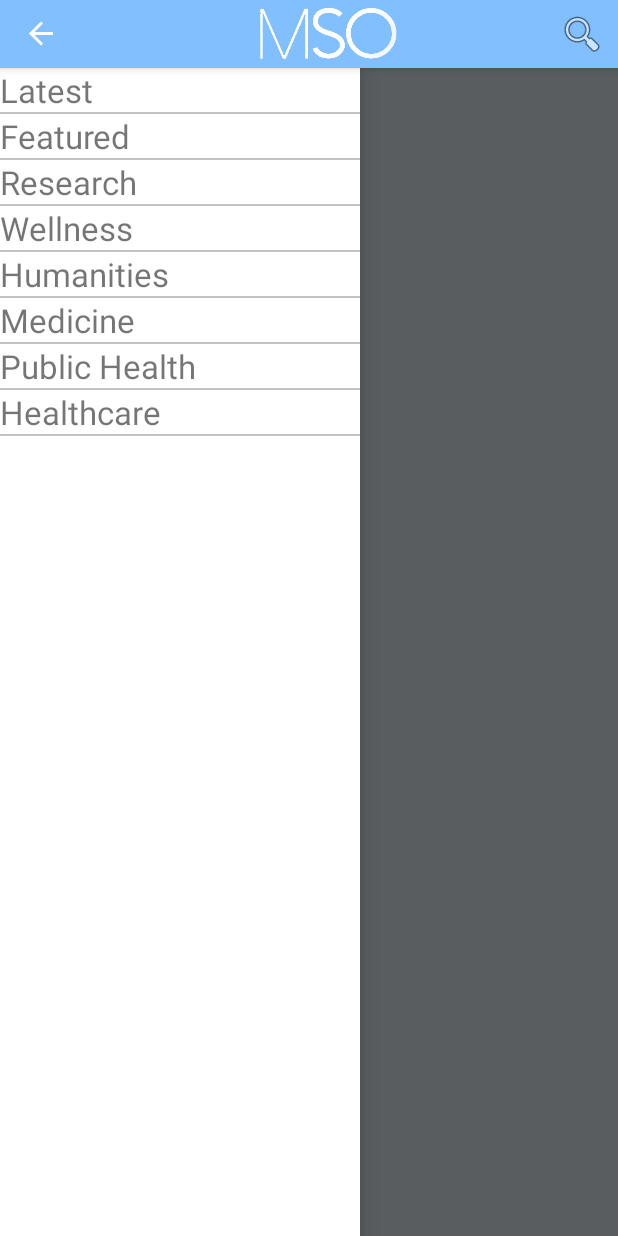
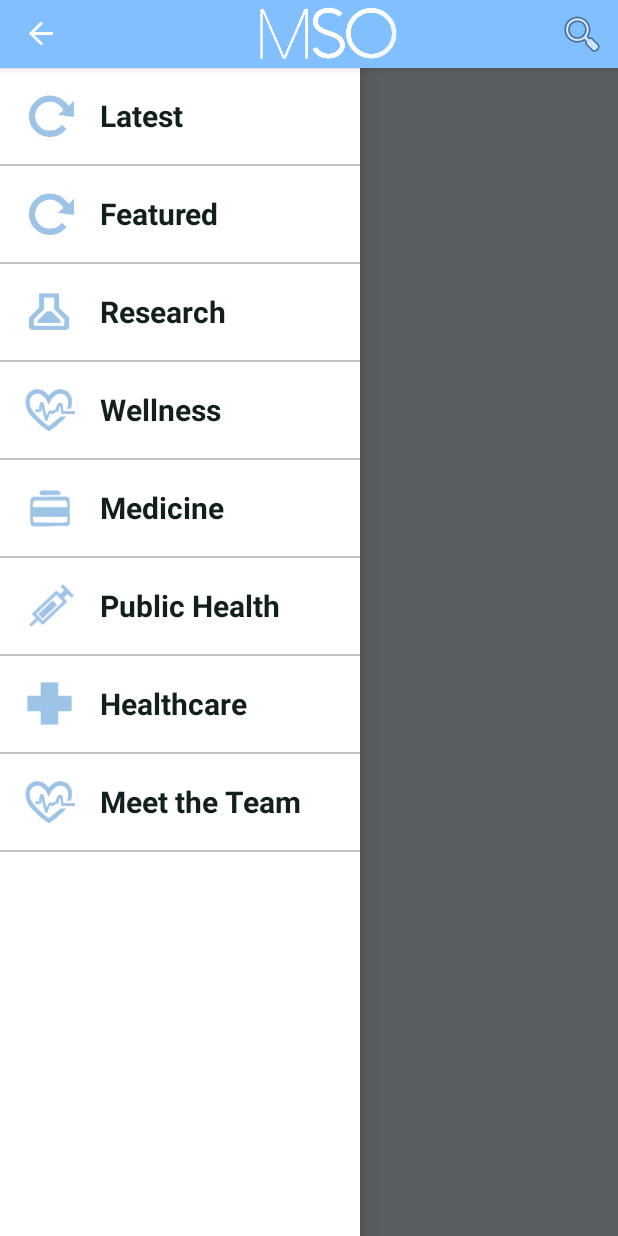
Before and after one commit to Fire3galaxy/Morning-Sign-Out, an Android app: the screen it shows after launch (CategoryActivity), with the side drawer open, on a phone screen of 412 x 824 dp. Run offline under Robolectric (Android 15) with nearby library versions, the phone set to English and light mode, and no system bars; 1 statement that could not run was skipped.

Commit message:
Working on swipe menu, added a splash screen, need better pictures/icons

```diff
--- a/Morning-Sign-Out/app/src/main/java/app/morningsignout/com/morningsignoff/CategoryActivity.java
+++ b/Morning-Sign-Out/app/src/main/java/app/morningsignout/com/morningsignoff/CategoryActivity.java
@@ -19,6 +19,9 @@ import android.widget.ArrayAdapter;
 import android.widget.ImageButton;
 import android.widget.ListView;
 import android.widget.Toast;
+import android.content.res.TypedArray;
+
+import java.util.ArrayList;
 
 // Category page activity
 public class CategoryActivity extends ActionBarActivity {
@@ -31,6 +34,10 @@ public class CategoryActivity extends ActionBarActivity {
     private String[] categories_urls,   // category strings for url usage
             categories_titles;          // ... for Title usage
     private int position;               // position in category array
+
+    private TypedArray navMenuIcons;
+    private ArrayList<NavDrawerItem> navDrawerItems;
+    private NavDrawerListAdapter adapter;
 
     private class DrawerItemClickListener implements ListView.OnItemClickListener {
         @Override
@@ -57,13 +64,39 @@ public class CategoryActivity extends ActionBarActivity {
 
 
 
-        // For DrawerLayout (no fragment)
+//        // For DrawerLayout (no fragment)
+//        mDrawerList = (ListView) findViewById(R.id.listView_slide);
+//        ArrayAdapter<String> mAdapter = new ArrayAdapter<String>(this,
+//                R.layout.list_items_slide,
+//                categories_titles);
+//
+//        mDrawerList.setAdapter(mAdapter); // Set up adapter for listview
+//        mDrawerList.setOnItemClickListener(new DrawerItemClickListener());
+
+
+        // nav drawer icons from resources
+        navMenuIcons = getResources()
+                .obtainTypedArray(R.array.categories_icons);
+
+        mDrawerLayout = (DrawerLayout) findViewById(R.id.drawer_layout);
         mDrawerList = (ListView) findViewById(R.id.listView_slide);
-        ArrayAdapter<String> mAdapter = new ArrayAdapter<String>(this,
-                R.layout.list_items_slide,
-                categories_titles);
 
-        mDrawerList.setAdapter(mAdapter); // Set up adapter for listview
+        navDrawerItems = new ArrayList<NavDrawerItem>();
+
+        // adding nav drawer items to array
+        navDrawerItems.add(new NavDrawerItem(categories_titles[0], navMenuIcons.getResourceId(0, -1)));
+        navDrawerItems.add(new NavDrawerItem(categories_titles[1], navMenuIcons.getResourceId(1, -1)));
+        navDrawerItems.add(new NavDrawerItem(categories_titles[2], navMenuIcons.getResourceId(2, -1)));
+        navDrawerItems.add(new NavDrawerItem(categories_titles[3], navMenuIcons.getResourceId(3, -1)));
+        navDrawerItems.add(new NavDrawerItem(categories_titles[4], navMenuIcons.getResourceId(4, -1)));
+        navDrawerItems.add(new NavDrawerItem(categories_titles[5], navMenuIcons.getResourceId(5, -1)));
+        navDrawerItems.add(new NavDrawerItem(categories_titles[6], navMenuIcons.getResourceId(6, -1)));
+        navDrawerItems.add(new NavDrawerItem(categories_titles[7], navMenuIcons.getResourceId(7, -1)));
+
+        navMenuIcons.recycle();
+        adapter = new NavDrawerListAdapter(getApplicationContext(),
+                navDrawerItems);
+        mDrawerList.setAdapter(adapter);
         mDrawerList.setOnItemClickListener(new DrawerItemClickListener());
 
         // Change up button of actionbar to 3 horizontal bars for slide
@@ -93,6 +126,15 @@ public class CategoryActivity extends ActionBarActivity {
         getSupportActionBar().setDisplayShowTitleEnabled(false);
 
         ImageButton ib = (ImageButton) getLayoutInflater().inflate(R.layout.title_main, null);
+        ib.setOnClickListener(new View.OnClickListener() {
+            @Override
+            public void onClick(View v) {
+                Intent categoryPageIntent = new Intent(getApplicationContext(), CategoryActivity.class);
+                categoryPageIntent.putExtra(Intent.EXTRA_TITLE, 0);
+                finish();
+                startActivity(categoryPageIntent);
+            }
+        });
         ActionBar.LayoutParams params = new ActionBar.LayoutParams(Gravity.CENTER);
         this.getSupportActionBar().setCustomView(ib, params);
 
--- /dev/null
+++ b/Morning-Sign-Out/app/src/main/java/app/morningsignout/com/morningsignoff/NavDrawerItem.java
@@ -0,0 +1,49 @@
+package app.morningsignout.com.morningsignoff;
+
+/**
+ * Created by liukwarm on 9/20/15.
+ */
+public class NavDrawerItem {
+
+    private String title;
+    private int icon;
+    // boolean to set visiblity of the counter
+    private boolean isCounterVisible = false;
+
+    public NavDrawerItem(){}
+
+    public NavDrawerItem(String title, int icon){
+        this.title = title;
+        this.icon = icon;
+    }
+
+    public NavDrawerItem(String title, int icon, boolean isCounterVisible){
+        this.title = title;
+        this.icon = icon;
+        this.isCounterVisible = isCounterVisible;
+    }
+
+    public String getTitle(){
+        return this.title;
+    }
+
+    public int getIcon(){
+        return this.icon;
+    }
+
+    public boolean getCounterVisibility(){
+        return this.isCounterVisible;
+    }
+
+    public void setTitle(String title){
+        this.title = title;
+    }
+
+    public void setIcon(int icon){
+        this.icon = icon;
+    }
+
+    public void setCounterVisibility(boolean isCounterVisible){
+        this.isCounterVisible = isCounterVisible;
+    }
+}
--- /dev/null
+++ b/Morning-Sign-Out/app/src/main/java/app/morningsignout/com/morningsignoff/NavDrawerListAdapter.java
@@ -0,0 +1,60 @@
+package app.morningsignout.com.morningsignoff;
+
+/**
+ * Created by liukwarm on 9/20/15.
+ */
+import java.util.ArrayList;
+
+import android.app.Activity;
+import android.content.Context;
+import android.view.LayoutInflater;
+import android.view.View;
+import android.view.ViewGroup;
+import android.widget.BaseAdapter;
+import android.widget.ImageView;
+import android.widget.TextView;
+
+public class NavDrawerListAdapter extends BaseAdapter {
+
+    private Context context;
+    private ArrayList<NavDrawerItem> navDrawerItems;
+
+    public NavDrawerListAdapter(Context context, ArrayList<NavDrawerItem> navDrawerItems){
+        this.context = context;
+        this.navDrawerItems = navDrawerItems;
+    }
+
+    @Override
+    public int getCount() {
+        return navDrawerItems.size();
+    }
+
+    @Override
+    public Object getItem(int position) {
+        return navDrawerItems.get(position);
+    }
+
+    @Override
+    public long getItemId(int position) {
+        return position;
+    }
+
+    @Override
+    public View getView(int position, View convertView, ViewGroup parent) {
+        if (convertView == null) {
+            LayoutInflater mInflater = (LayoutInflater)
+                    context.getSystemService(Activity.LAYOUT_INFLATER_SERVICE);
+            convertView = mInflater.inflate(R.layout.drawer_list_item, parent, false);
+        }
+
+        ImageView imgIcon = (ImageView) convertView.findViewById(R.id.icon);
+        TextView txtTitle = (TextView) convertView.findViewById(R.id.title);
+
+        imgIcon.setImageResource(navDrawerItems.get(position).getIcon());
+        txtTitle.setText(navDrawerItems.get(position).getTitle());
+
+
+        return convertView;
+    }
+
+}
--- a/Morning-Sign-Out/app/src/main/java/app/morningsignout/com/morningsignoff/SingleRow.java
+++ b/Morning-Sign-Out/app/src/main/java/app/morningsignout/com/morningsignoff/SingleRow.java
@@ -31,8 +31,8 @@ class SingleRow{
 
     static SingleRow newInstance(Article article) {
         String mDescription;
-        if (article.getDescription() == null) mDescription = "";
-        else mDescription = article.getDescription();
+        if (article.getAuthor() == null) mDescription = "";
+        else mDescription = article.getAuthor();
 
         return new SingleRow(article.getTitle(),
                 mDescription,
--- a/Morning-Sign-Out/app/src/main/java/app/morningsignout/com/morningsignoff/StartupActivity.java
+++ b/Morning-Sign-Out/app/src/main/java/app/morningsignout/com/morningsignoff/StartupActivity.java
@@ -13,10 +13,26 @@ public class StartupActivity extends Activity {
     protected void onCreate(Bundle savedInstanceState) {
         super.onCreate(savedInstanceState);
 
-        //Immediately start new Recent Category Activity
-        Intent categoryPageIntent = new Intent(this, CategoryActivity.class);
-        categoryPageIntent.putExtra(Intent.EXTRA_TITLE, 0);
-        startActivity(categoryPageIntent);
-        setContentView(R.layout.activity_main);
+        setContentView(R.layout.splash_screen);
+
+        Thread welcomeThread = new Thread() {
+
+            @Override
+            public void run() {
+                try {
+                    super.run();
+                    sleep(2000);
+                } catch (Exception e) {
+
+                } finally {
+
+                    Intent categoryPageIntent = new Intent(getApplicationContext(), CategoryActivity.class);
+                    categoryPageIntent.putExtra(Intent.EXTRA_TITLE, 0);
+                    finish();
+                    startActivity(categoryPageIntent);
+                }
+            }
+        };
+        welcomeThread.start();
     }
 }
--- a/Morning-Sign-Out/app/src/main/res/layout/activity_category.xml
+++ b/Morning-Sign-Out/app/src/main/res/layout/activity_category.xml
@@ -2,7 +2,8 @@
 <android.support.v4.widget.DrawerLayout xmlns:android="http://schemas.android.com/apk/res/android"
     android:id="@+id/drawer_layout"
     android:layout_height="match_parent"
-    android:layout_width="match_parent">
+    android:layout_width="match_parent"
+    android:background="@drawable/list_selector">
 
     <!--For the articles-->
     <LinearLayout
--- /dev/null
+++ b/Morning-Sign-Out/app/src/main/res/layout/drawer_list_item.xml
@@ -0,0 +1,35 @@
+<?xml version="1.0" encoding="utf-8"?>
+<LinearLayout xmlns:android="http://schemas.android.com/apk/res/android"
+    android:layout_width="fill_parent"
+    android:layout_height="64dp"
+    android:orientation="horizontal"
+    android:id="@+id/drawer_item">
+
+    <ImageView
+        android:id="@+id/icon"
+        android:layout_width="0dp"
+        android:layout_height="match_parent"
+        android:layout_weight="1"
+        android:layout_alignParentLeft="true"
+        android:layout_marginLeft="12dp"
+        android:layout_marginRight="12dp"
+        android:layout_marginTop="12dp"
+        android:layout_marginBottom="12dp"
+        android:contentDescription="hi"
+        android:src="@drawable/mso_square"
+        android:layout_centerVertical="true" />
+
+    <TextView
+        android:id="@+id/title"
+        android:layout_width="0dp"
+        android:layout_height="match_parent"
+        android:layout_weight="4"
+        android:layout_toRightOf="@id/icon"
+        android:minHeight="?android:attr/listPreferredItemHeightSmall"
+        android:textAppearance="?android:attr/textAppearanceListItemSmall"
+        android:textColor="@color/single_row_black"
+        android:gravity="center_vertical"
+        android:textStyle="bold"
+        android:textSize="20dp" />
+
+</LinearLayout>
--- a/Morning-Sign-Out/app/src/main/res/layout/single_row.xml
+++ b/Morning-Sign-Out/app/src/main/res/layout/single_row.xml
@@ -1,7 +1,7 @@
 <?xml version="1.0" encoding="utf-8"?>
 <RelativeLayout xmlns:android="http://schemas.android.com/apk/res/android"
     android:layout_width="fill_parent"
-    android:layout_height="300dp"
+    android:layout_height="275dp"
     android:background="@drawable/row_item_background"
     android:visibility="visible"
     android:elevation="3dp">
@@ -39,7 +39,7 @@
             android:layout_width="match_parent"
             android:layout_height="0dp"
             android:layout_gravity="center_vertical"
-            android:layout_weight="7">
+            android:layout_weight="3">
 
             <TextView
                 android:layout_width="match_parent"
@@ -64,7 +64,7 @@
                 android:background="#00ffffff"
                 android:ellipsize="end"
                 android:lines="5"
-                android:layout_marginLeft="10dp"
+                android:layout_marginLeft="5dp"
                 android:layout_marginRight="5dp" />
         </LinearLayout>
     </LinearLayout>
--- /dev/null
+++ b/Morning-Sign-Out/app/src/main/res/layout/splash_screen.xml
@@ -0,0 +1,11 @@
+<?xml version="1.0" encoding="utf-8"?>
+<LinearLayout xmlns:android="http://schemas.android.com/apk/res/android"
+    android:orientation="vertical" android:layout_width="match_parent"
+    android:layout_height="match_parent"
+    android:background="@color/mso_blue">
+    <ImageView
+        android:layout_width="fill_parent"
+        android:layout_height="fill_parent"
+        android:src="@drawable/mso_square"/>
+
+</LinearLayout>
--- a/Morning-Sign-Out/app/src/main/res/values/strings.xml
+++ b/Morning-Sign-Out/app/src/main/res/values/strings.xml
@@ -38,18 +38,28 @@
         <item>Featured</item>
         <item>Research</item>
         <item>Wellness</item>
-        <item>Humanities</item>
         <item>Medicine</item>
         <item>Public Health</item>
         <item>Healthcare</item>
+        <item>Meet the Team</item>
     </string-array>
+
+    <array name="categories_icons">
+        <item>@drawable/category_latest</item>
+        <item>@drawable/category_latest</item>
+        <item>@drawable/category_research</item>
+        <item>@drawable/category_wellness</item>
+        <item>@drawable/category_medicine</item>
+        <item>@drawable/category_public_health</item>
+        <item>@drawable/category_healthcare</item>
+        <item>@drawable/category_wellness</item>
+    </array>
 
     <string-array name ="categories_for_url">
         <item>latest</item>
         <item>featured</item>
         <item>research</item>
         <item>wellness</item>
-        <item>humanities</item>
         <item>medicine</item>
         <item>public-health</item>
         <item>healthcare</item>
```
Also changed, not shown: Morning-Sign-Out/app/src/main/res/drawable/category_healthcare.png (added), Morning-Sign-Out/app/src/main/res/drawable/category_humanities.png (added), Morning-Sign-Out/app/src/main/res/drawable/category_latest.png (added), Morning-Sign-Out/app/src/main/res/drawable/category_medicine.png (added), Morning-Sign-Out/app/src/main/res/drawable/category_premed.png (added), Morning-Sign-Out/app/src/main/res/drawable/category_public_health.png (added), Morning-Sign-Out/app/src/main/res/drawable/category_research.png (added), Morning-Sign-Out/app/src/main/res/drawable/category_wellness.png (added), Morning-Sign-Out/app/src/main/res/drawable/mso_square.png, Morning-Sign-Out/app/src/main/res/drawable/top_logo.png (added).
